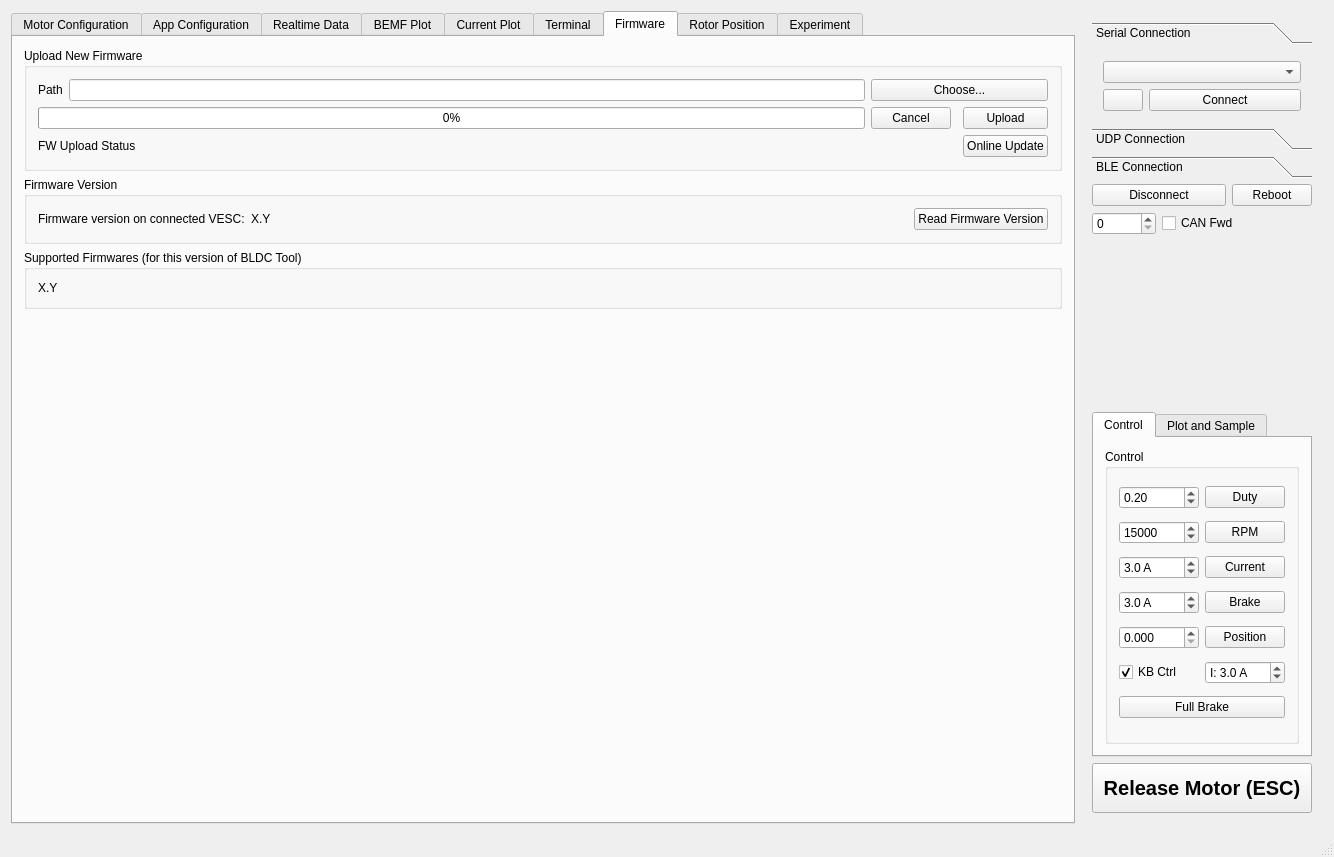
vedderb/bldc-tool, file mainwindow.ui: the form before one commit.
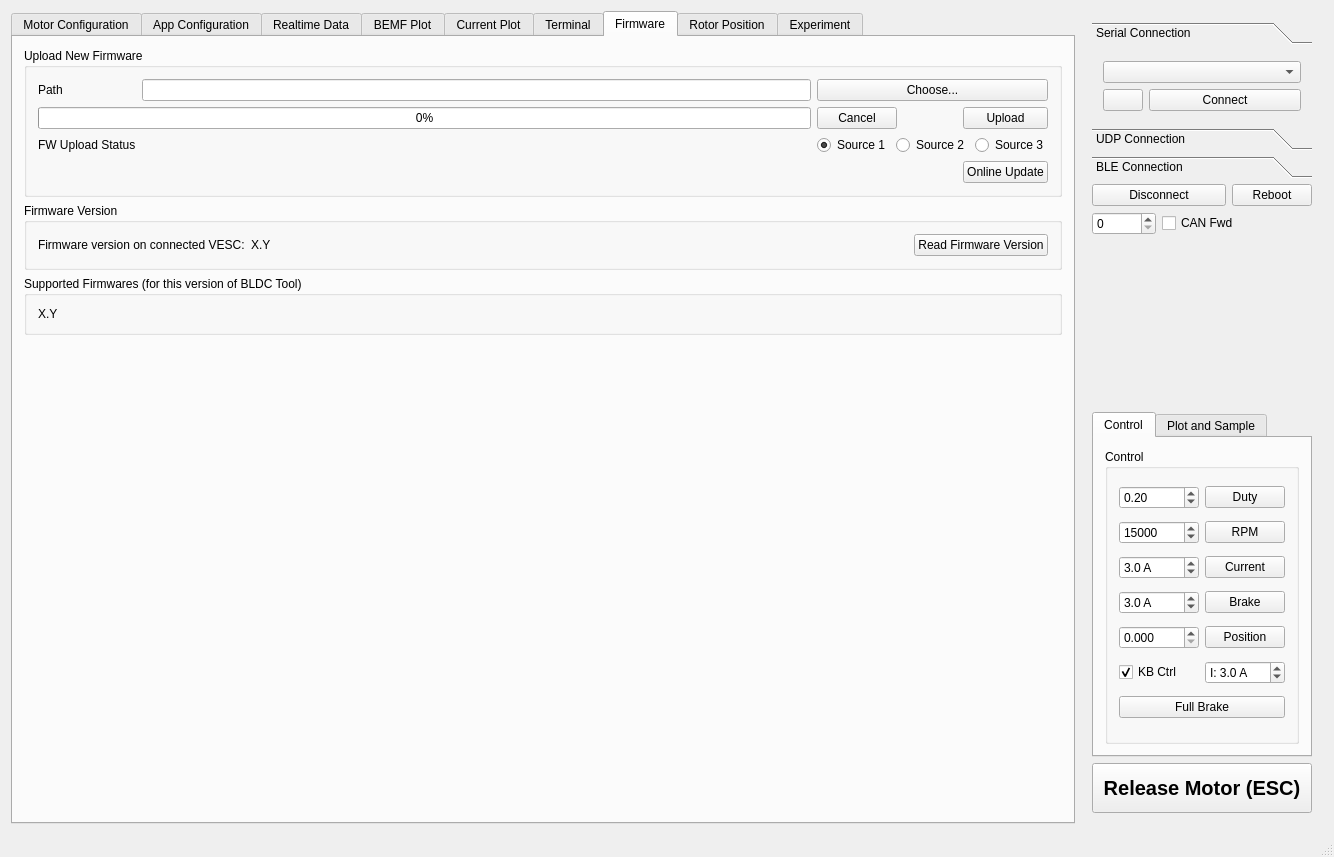
The form after the commit. The open tabs and pages were chosen to show the change. Icons and pictures are not drawn. Custom widgets are drawn as their Qt base class.

Commit message:
Firmware radio buttons (#15)
* QML source update radio buttons

* Add firmware sources to Widgets project

```diff
--- a/mainwindow.ui
+++ b/mainwindow.ui
@@ -5194,6 +5194,13 @@
              <string>Upload New Firmware</string>
             </property>
             <layout class="QGridLayout" name="gridLayout_34">
+             <item row="3" column="0">
+              <widget class="QLabel" name="firmwareUploadStatusLabel">
+               <property name="text">
+                <string>FW Upload Status</string>
+               </property>
+              </widget>
+             </item>
              <item row="0" column="0">
               <widget class="QLabel" name="label_81">
                <property name="text">
@@ -5201,7 +5208,7 @@
                </property>
               </widget>
              </item>
-             <item row="2" column="4">
+             <item row="2" column="5">
               <widget class="QPushButton" name="firmwareUploadButton">
                <property name="text">
                 <string>Upload</string>
@@ -5211,27 +5218,20 @@
              <item row="0" column="1">
               <widget class="QLineEdit" name="firmwareEdit"/>
              </item>
-             <item row="2" column="2">
+             <item row="2" column="3">
               <widget class="QPushButton" name="firmwareCancelButton">
                <property name="text">
                 <string>Cancel</string>
                </property>
               </widget>
              </item>
-             <item row="0" column="2" colspan="3">
+             <item row="0" column="3" colspan="3">
               <widget class="QPushButton" name="firmwareChooseButton">
                <property name="text">
                 <string>Choose...</string>
                </property>
               </widget>
              </item>
-             <item row="3" column="0" colspan="2">
-              <widget class="QLabel" name="firmwareUploadStatusLabel">
-               <property name="text">
-                <string>FW Upload Status</string>
-               </property>
-              </widget>
-             </item>
              <item row="2" column="0" colspan="2">
               <widget class="QProgressBar" name="firmwareBar">
                <property name="maximum">
@@ -5242,13 +5242,50 @@
                </property>
               </widget>
              </item>
-             <item row="3" column="4">
+             <item row="4" column="5">
               <widget class="QPushButton" name="firmwareOnlineUpdateButton">
                <property name="text">
                 <string>Online Update</string>
                </property>
               </widget>
              </item>
+             <item row="3" column="3" colspan="3">
+              <layout class="QHBoxLayout" name="horizontalLayout_53">
+               <item>
+                <widget class="QRadioButton" name="firmwareUrlRadioBtn1">
+                 <property name="text">
+                  <string>Source 1</string>
+                 </property>
+                 <property name="checked">
+                  <bool>true</bool>
+                 </property>
+                 <attribute name="buttonGroup">
+                  <string notr="true">firmwareUrlBtnGroup</string>
+                 </attribute>
+                </widget>
+               </item>
+               <item>
+                <widget class="QRadioButton" name="firmwareUrlRadioBtn2">
+                 <property name="text">
+                  <string>Source 2</string>
+                 </property>
+                 <attribute name="buttonGroup">
+                  <string notr="true">firmwareUrlBtnGroup</string>
+                 </attribute>
+                </widget>
+               </item>
+               <item>
+                <widget class="QRadioButton" name="firmwareUrlRadioBtn3">
+                 <property name="text">
+                  <string>Source 3</string>
+                 </property>
+                 <attribute name="buttonGroup">
+                  <string notr="true">firmwareUrlBtnGroup</string>
+                 </attribute>
+                </widget>
+               </item>
+              </layout>
+             </item>
             </layout>
            </widget>
           </item>
```
Left out of the diff: 3 changed lines with no effect on the pictures. The commit also changes 7 other files.
